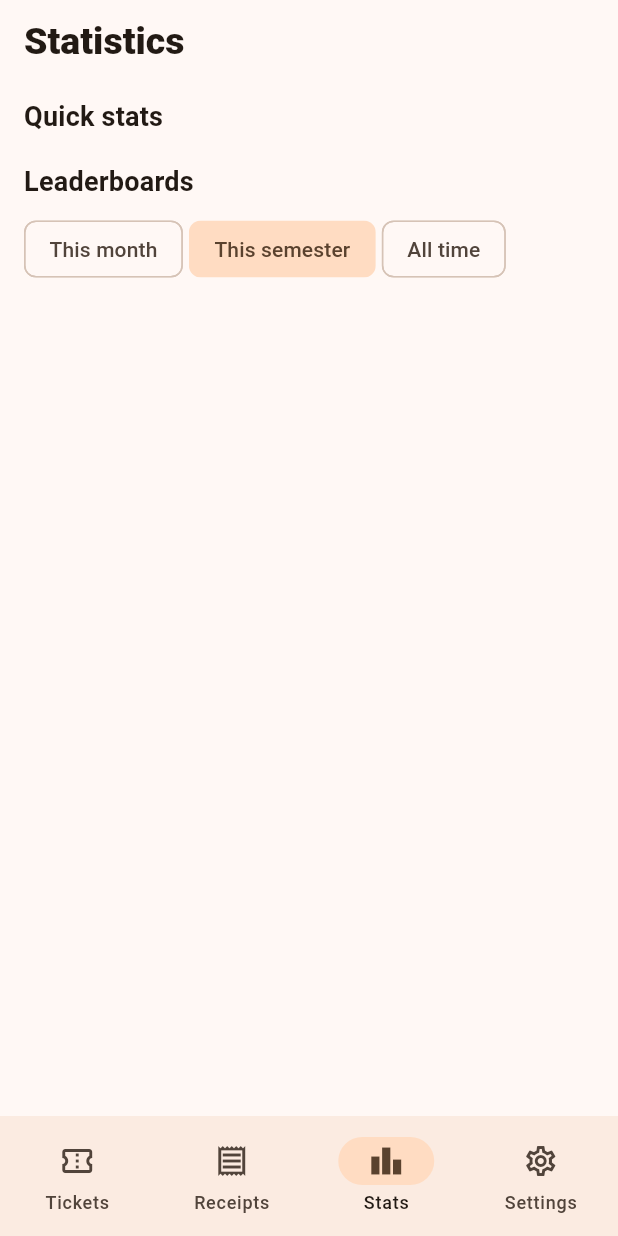
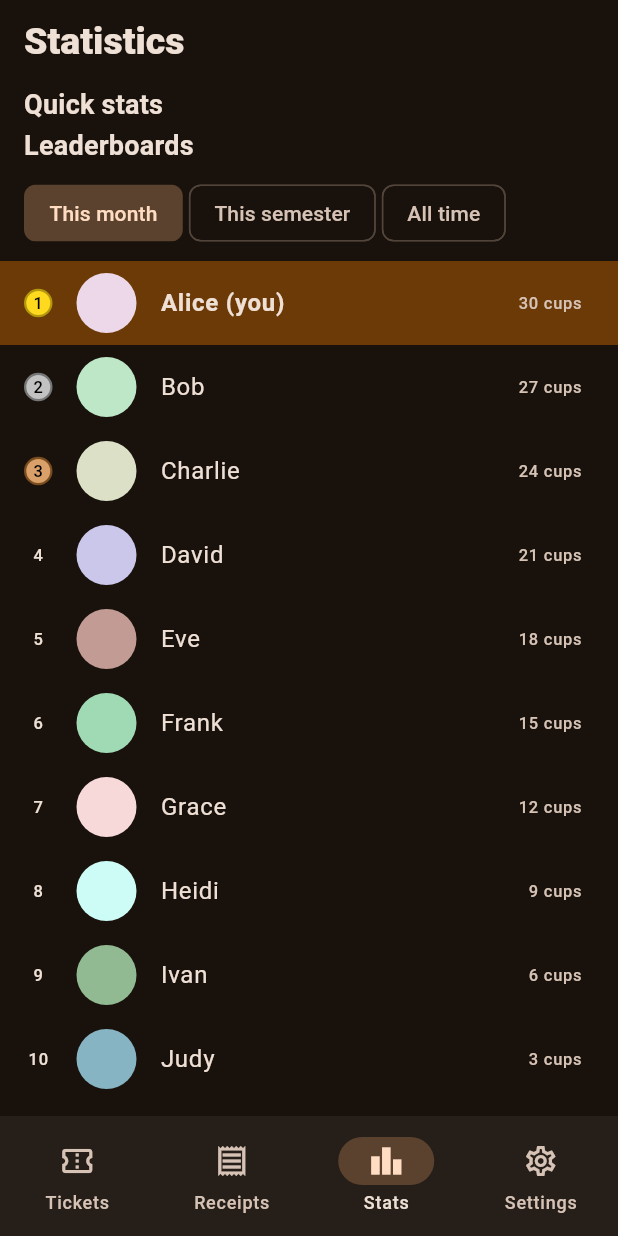
Before and after one commit to AnalogIO/mobile_app, a Flutter app: the screen it shows after launch, on a phone screen of 412 x 824 dp. Run offline on Flutter 3.47's test engine with Material 3 defaults, Android fonts, the phone set to English and light mode, and no system bars; our stand-ins replace bloc, chopper, equatable, flutter_bloc, fpdart, gap and 3 more; generated files the repository leaves out were written again.

Commit message:
work on app prototype

```diff
--- a/lib/app/view/app.dart
+++ b/lib/app/view/app.dart
@@ -4,6 +4,8 @@ import 'package:cafe_analog_app/login/login_screen.dart';
 import 'package:cafe_analog_app/login/secret_page.dart';
 import 'package:cafe_analog_app/settings/view/settings_screen.dart';
 import 'package:cafe_analog_app/stats/view/stats_screen.dart';
+import 'package:cafe_analog_app/tickets/buy_tickets_screen.dart';
+import 'package:cafe_analog_app/tickets/tickets_screen.dart';
 import 'package:flutter/material.dart';
 import 'package:go_router/go_router.dart';
 
@@ -31,12 +33,13 @@ final goRouter = GoRouter(
             GoRoute(
               path: '/tickets',
               pageBuilder: (context, state) => const NoTransitionPage(
-                child: ScreenWithNextPage(
-                  label: 'Tickets',
-                  nextPagePath: '/tickets/details',
-                ),
+                child: TicketsScreen(),
               ),
               routes: [
+                GoRoute(
+                  path: 'buy',
+                  builder: (_, _) => const BuyTicketsScreen(),
+                ),
                 GoRoute(
                   path: 'details',
                   builder: (_, _) => const ReceiptsScreen(label: 'A'),
@@ -96,7 +99,10 @@ class App extends StatelessWidget {
     return MaterialApp.router(
       routerConfig: goRouter,
       theme: ThemeData(
-        colorScheme: ColorScheme.fromSeed(seedColor: const Color(0xFF362619)),
+        colorScheme: ColorScheme.fromSeed(
+          seedColor: const Color(0xFF362619),
+          brightness: Brightness.dark,
+        ),
       ),
     );
   }
--- a/lib/core/widgets/analog_app_bar.dart
+++ b/lib/core/widgets/app_bar.dart
@@ -15,7 +15,7 @@ class AnalogAppBar extends StatelessWidget implements PreferredSizeWidget {
     return AppBar(
       title: Text(title),
       titleTextStyle: Theme.of(context).textTheme.titleLarge?.copyWith(
-        fontWeight: FontWeight.w900,
+        fontWeight: FontWeight.w800,
         fontSize: 25,
       ),
       centerTitle: false,
--- /dev/null
+++ b/lib/core/widgets/screen.dart
@@ -0,0 +1,38 @@
+import 'package:cafe_analog_app/core/widgets/app_bar.dart';
+import 'package:flutter/material.dart';
+import 'package:gap/gap.dart';
+
+class Screen extends StatelessWidget {
+  const Screen({
+    required this.name,
+    required this.children,
+    this.onRefresh,
+    super.key,
+  });
+
+  final String name;
+  final List<Widget> children;
+
+  /// Optional callback for pull-to-refresh functionality.
+  ///
+  /// Setting this value enables pull-to-refresh on this screen. It is disabled
+  /// by default.
+  final Future<void> Function()? onRefresh;
+
+  @override
+  Widget build(BuildContext context) {
+    final listView = ListView(
+      children: [...children, const Gap(16)],
+    );
+
+    return Scaffold(
+      appBar: AnalogAppBar(title: name),
+      body: onRefresh != null
+          ? RefreshIndicator(
+              onRefresh: onRefresh!,
+              child: listView,
+            )
+          : listView,
+    );
+  }
+}
--- a/lib/core/widgets/components/section_title.dart
+++ b/lib/core/widgets/section_title.dart
@@ -8,16 +8,13 @@ class SectionTitle extends StatelessWidget {
   @override
   Widget build(BuildContext context) {
     return Padding(
-      padding: const EdgeInsets.only(bottom: 8, left: 16, right: 16, top: 8),
+      padding: const EdgeInsets.symmetric(horizontal: 16),
       child: Text(
         title,
-        style:
-            Theme.of(
-              context,
-            ).textTheme.titleMedium?.copyWith(
-              fontWeight: FontWeight.bold,
-              fontSize: 18,
-            ),
+        style: Theme.of(context).textTheme.titleMedium?.copyWith(
+          fontWeight: FontWeight.bold,
+          fontSize: 18,
+        ),
       ),
     );
   }
--- /dev/null
+++ b/lib/core/widgets/user_icon.dart
@@ -0,0 +1,63 @@
+import 'package:flutter/material.dart';
+
+class UserIcon extends StatelessWidget {
+  const UserIcon.large({required this.id, super.key}) : size = 100;
+  const UserIcon.small({required this.id, super.key}) : size = 40;
+
+  final int id;
+  final double size;
+
+  @override
+  Widget build(BuildContext context) {
+    final colors = [
+      const Color(0xffedd8e9),
+      const Color(0xffbde7c6),
+      const Color(0xffdce0c7),
+      const Color(0xffcbc7eb),
+      const Color(0xffc19b94),
+      const Color(0xffa0dab5),
+      const Color(0xfff8d9da),
+      const Color(0xffCDFCF6),
+      const Color(0xff92BA92),
+      const Color(0xff86b4c3),
+    ];
+    final images = [0, 1, 2, 3, 4, 5, 6, 7, 8];
+
+    final image = id % images.length;
+
+    return Stack(
+      alignment: Alignment.center,
+      children: [
+        Container(
+          width: size,
+          height: size,
+          decoration: BoxDecoration(
+            shape: BoxShape.circle,
+            color: colors[id % colors.length],
+          ),
+        ),
+        CoffeeImage.fromId(image: image, size: size),
+      ],
+    );
+  }
+}
+
+class CoffeeImage extends StatelessWidget {
+  const CoffeeImage.fromId({
+    required this.image,
+    required this.size,
+    super.key,
+  });
+
+  final int image;
+  final double size;
+
+  @override
+  Widget build(BuildContext context) {
+    return SizedBox(
+      height: size,
+      // TODO(marfavi): Add coffee images assets and uncomment below
+      // child: Image.asset('assets/profile_icons/coffee$image.png'),
+    );
+  }
+}
--- a/lib/login/login_screen.dart
+++ b/lib/login/login_screen.dart
@@ -1,5 +1,5 @@
 import 'package:cafe_analog_app/core/http_client.dart';
-import 'package:cafe_analog_app/core/widgets/analog_app_bar.dart';
+import 'package:cafe_analog_app/core/widgets/app_bar.dart';
 import 'package:cafe_analog_app/generated/api/coffeecard_api_v2.swagger.dart';
 import 'package:flutter/foundation.dart';
 import 'package:flutter/material.dart';
--- a/lib/login/secret_page.dart
+++ b/lib/login/secret_page.dart
@@ -1,4 +1,4 @@
-import 'package:cafe_analog_app/core/widgets/analog_app_bar.dart';
+import 'package:cafe_analog_app/core/widgets/app_bar.dart';
 import 'package:flutter/material.dart';
 
 class SecretScreen extends StatelessWidget {
--- /dev/null
+++ b/lib/stats/view/leaderboard_chips.dart
@@ -0,0 +1,33 @@
+import 'package:flutter/material.dart';
+
+class LeaderboardChips extends StatelessWidget {
+  const LeaderboardChips({required this.selected, super.key});
+
+  final int selected;
+
+  @override
+  Widget build(BuildContext context) {
+    return SingleChildScrollView(
+      padding: const EdgeInsets.symmetric(horizontal: 16, vertical: 8),
+      scrollDirection: Axis.horizontal,
+      child: Row(
+        children: List.generate(
+          3,
+          (index) => Padding(
+            padding: EdgeInsets.only(right: index < 2 ? 4 : 0),
+            child: ChoiceChip(
+              showCheckmark: false,
+              label: Text(
+                ['This month', 'This semester', 'All time'][index],
+              ),
+              selected: selected == index,
+              onSelected: (bool selected) {
+                return;
+              },
+            ),
+          ),
+        ),
+      ),
+    );
+  }
+}
--- /dev/null
+++ b/lib/stats/view/leaderboard_list_entry.dart
@@ -0,0 +1,55 @@
+import 'package:cafe_analog_app/core/widgets/user_icon.dart';
+import 'package:cafe_analog_app/stats/view/leaderboard_rank_medal.dart';
+import 'package:flutter/material.dart';
+import 'package:gap/gap.dart';
+
+class LeaderboardListEntry extends StatelessWidget {
+  const LeaderboardListEntry({
+    required this.id,
+    required this.name,
+    required this.score,
+    required this.rank,
+    required this.isYou,
+    super.key,
+  }) : isPlaceholder = false;
+
+  // TODO(marfavi): Is placeholder needed?
+  const LeaderboardListEntry.placeholder({super.key})
+    : id = 0,
+      name = 'placeholder',
+      score = 0,
+      rank = 10,
+      isYou = false,
+      isPlaceholder = true;
+  final int id;
+  final String name;
+  final int score;
+  final int rank;
+  final bool isYou;
+  final bool isPlaceholder;
+
+  String get _scoreText => '$score ${score != 1 ? 'cups' : 'cup'}';
+
+  @override
+  Widget build(BuildContext context) {
+    return ListTile(
+      // tileColor: isYou ? Colors.yellow.withAlpha(64) : null,
+      tileColor: isYou ? Theme.of(context).colorScheme.primaryContainer : null,
+      leading: Row(
+        mainAxisSize: MainAxisSize.min,
+        children: [
+          LeaderboardRankMedal(rank),
+          const Gap(16),
+          UserIcon.small(id: id),
+        ],
+      ),
+      title: Text(
+        isYou ? '$name (you)' : name,
+        maxLines: 1,
+        overflow: TextOverflow.ellipsis,
+        style: isYou ? const TextStyle(fontWeight: FontWeight.bold) : null,
+      ),
+      trailing: Text(_scoreText),
+    );
+  }
+}
--- /dev/null
+++ b/lib/stats/view/leaderboard_rank_medal.dart
@@ -0,0 +1,50 @@
+import 'package:flutter/material.dart';
+
+class LeaderboardRankMedal extends StatelessWidget {
+  const LeaderboardRankMedal(this.rank, {super.key});
+
+  final int rank;
+
+  String get rankString => rank == 0 ? '-' : '$rank';
+
+  Color get _fillColor {
+    if (rank == 1) return const Color(0xffFFD91D);
+    if (rank == 2) return const Color(0xffC2C2C2);
+    if (rank == 3) return const Color(0xffD9A169);
+    return Colors.transparent;
+  }
+
+  Color get _borderColor {
+    if (rank == 1) return const Color(0xffB3980E);
+    if (rank == 2) return const Color(0xff767676);
+    if (rank == 3) return const Color(0xff7A4C1F);
+    return Colors.transparent;
+  }
+
+  @override
+  Widget build(BuildContext context) {
+    return Stack(
+      alignment: Alignment.center,
+      children: [
+        Container(
+          width: 19,
+          height: 19,
+          decoration: BoxDecoration(
+            color: _fillColor,
+            shape: BoxShape.circle,
+            border: Border.all(width: 1.5, color: _borderColor),
+          ),
+        ),
+        Text(
+          rankString,
+          style: TextStyle(
+            color: switch (rank) {
+              1 || 2 || 3 => Colors.black,
+              _ => Theme.of(context).colorScheme.onSurface,
+            },
+          ),
+        ),
+      ],
+    );
+  }
+}
--- a/lib/stats/view/stats_screen.dart
+++ b/lib/stats/view/stats_screen.dart
@@ -1,57 +1,46 @@
-import 'package:cafe_analog_app/core/widgets/analog_app_bar.dart';
-import 'package:cafe_analog_app/core/widgets/components/section_title.dart';
+import 'package:cafe_analog_app/core/widgets/screen.dart';
+import 'package:cafe_analog_app/core/widgets/section_title.dart';
+import 'package:cafe_analog_app/stats/view/leaderboard_chips.dart';
+import 'package:cafe_analog_app/stats/view/leaderboard_list_entry.dart';
 import 'package:flutter/material.dart';
+import 'package:gap/gap.dart';
 
-class StatsScreen extends StatefulWidget {
+class StatsScreen extends StatelessWidget {
   const StatsScreen({super.key});
 
   @override
-  State<StatsScreen> createState() => _StatsScreenState();
-}
-
-class _StatsScreenState extends State<StatsScreen> {
-  int _value = 1;
-
-  @override
   Widget build(BuildContext context) {
-    return Scaffold(
-      appBar: const AnalogAppBar(title: 'Statistics'),
-      body: ListView(
+    return Screen(
+      name: 'Statistics',
       children: [
         const SectionTitle('Quick stats'),
         Container(),
         const SectionTitle('Leaderboards'),
-          Padding(
-            padding: const EdgeInsets.symmetric(horizontal: 16),
-            child: SingleChildScrollView(
-              scrollDirection: Axis.horizontal,
-              child: Row(
-                children: List.generate(
-                  3,
-                  (index) => Padding(
-                    padding: EdgeInsets.only(right: index < 2 ? 4 : 0),
-                    child: ChoiceChip(
-                      showCheckmark: false,
-                      label: Text(
-                        ['This month', 'This semester', 'All time'][index],
-                      ),
-                      selected: _value == index,
-                      onSelected: (bool selected) {
-                        if (selected) {
-                          setState(() {
-                            _value = index;
-                          });
-                        }
-                      },
+        const LeaderboardChips(selected: 0),
+        // TODO(marfavi): Load actual leaderboard entries
+        ...List.generate(
+          10,
+          (index) => LeaderboardListEntry(
+            id: index,
+            name: [
+              'Alice',
+              'Bob',
+              'Charlie',
+              'David',
+              'Eve',
+              'Frank',
+              'Grace',
+              'Heidi',
+              'Ivan',
+              'Judy',
+            ][index],
+            score: (10 - index) * 3,
+            rank: index + 1,
+            isYou: index == 0,
           ),
         ),
-                ),
-              ),
-            ),
-          ),
+        const Gap(16),
       ],
-      ),
     );
   }
 }
-//           ListTile(
```
Also changed, not shown: lib/settings/view/settings_screen.dart (+45 -40 lines), lib/tickets/buy_tickets_screen.dart (added, +50 -0 lines), lib/tickets/ticket_card.dart (added, +66 -0 lines), lib/tickets/tickets_screen.dart (added, +50 -0 lines), pubspec.lock, 33 other files. Lines whose indentation alone changed are shown as unchanged.
